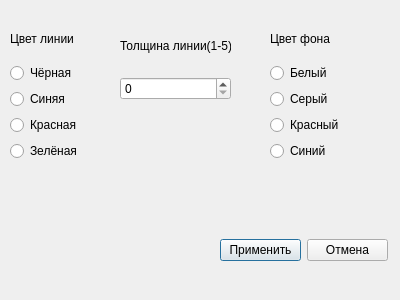
Old version of the form myClient/viewsetting.ui in the repository ngorodnyansky/signal_analyzing.
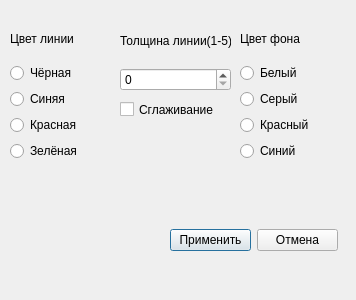
New version of the form.

Patch:
```diff
--- a/myClient/viewsetting.ui
+++ b/myClient/viewsetting.ui
@@ -6,7 +6,7 @@
    <rect>
     <x>0</x>
     <y>0</y>
-    <width>400</width>
+    <width>356</width>
     <height>300</height>
    </rect>
   </property>
@@ -16,8 +16,8 @@
   <widget class="QWidget" name="gridLayoutWidget">
    <property name="geometry">
     <rect>
-     <x>220</x>
-     <y>210</y>
+     <x>170</x>
+     <y>200</y>
      <width>168</width>
      <height>80</height>
     </rect>
@@ -92,7 +92,7 @@
      <x>120</x>
      <y>20</y>
      <width>111</width>
-     <height>80</height>
+     <height>71</height>
     </rect>
    </property>
    <layout class="QVBoxLayout" name="verticalLayout_2">
@@ -111,7 +111,7 @@
   <widget class="QWidget" name="verticalLayoutWidget_3">
    <property name="geometry">
     <rect>
-     <x>270</x>
+     <x>240</x>
      <y>20</y>
      <width>86</width>
      <height>141</height>
@@ -155,6 +155,19 @@
     </item>
    </layout>
   </widget>
+  <widget class="QCheckBox" name="antialiasing_acheckBox">
+   <property name="geometry">
+    <rect>
+     <x>120</x>
+     <y>100</y>
+     <width>109</width>
+     <height>19</height>
+    </rect>
+   </property>
+   <property name="text">
+    <string>Сглаживание</string>
+   </property>
+  </widget>
  </widget>
  <resources/>
  <connections/>
```
